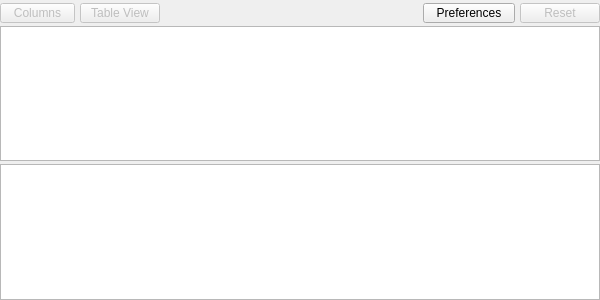
This is src/gdxviewer/gdxsymbolview.ui in GAMS-dev/studio as Qt 5 draws it before an edit. The edited form follows.
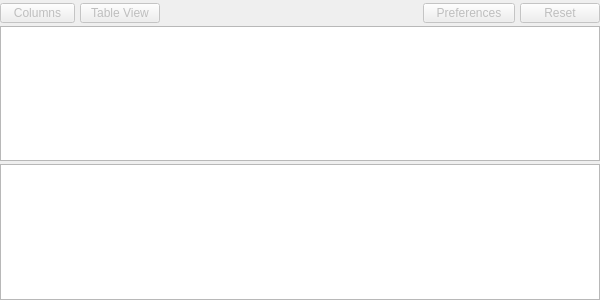
This is the edited form.

Commit message: deactived Preferences button when no symbol is selected

The edit to the form file:
```diff
--- a/src/gdxviewer/gdxsymbolview.ui
+++ b/src/gdxviewer/gdxsymbolview.ui
@@ -132,6 +132,9 @@
      </item>
      <item>
       <widget class="QToolButton" name="tbPreferences">
+       <property name="enabled">
+        <bool>false</bool>
+       </property>
        <property name="sizePolicy">
         <sizepolicy hsizetype="Preferred" vsizetype="Preferred">
          <horstretch>0</horstretch>
```
The commit also changes 1 other file.
